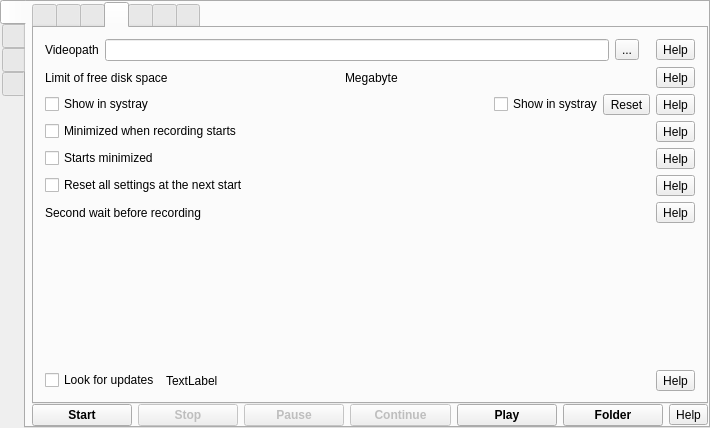
vkohaupt/vokoscreenNG, file src/formMainWindow.ui: the form before one commit.
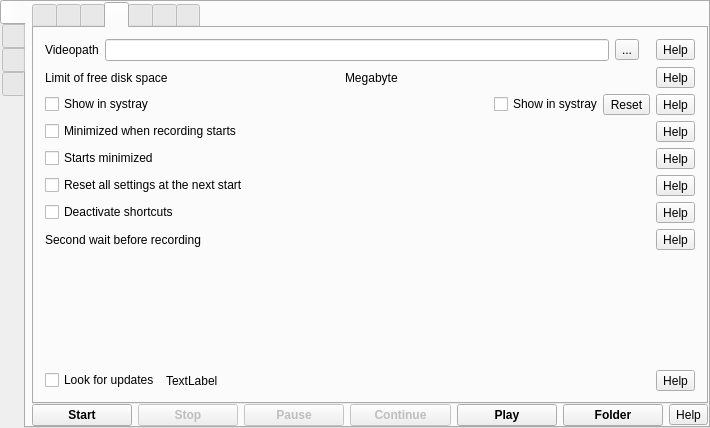
The form after the commit. The open tabs and pages were chosen to show the change. Icons and pictures are not drawn.

Commit message: Add option to deactivate shortcuts

```diff
--- a/src/formMainWindow.ui
+++ b/src/formMainWindow.ui
@@ -1197,6 +1197,24 @@
               </item>
              </layout>
             </item>
+            <item>
+             <layout class="QHBoxLayout" name="horizontalLayout_26">
+              <item>
+               <widget class="QCheckBox" name="checkBoxDeactivateShortcuts">
+                <property name="text">
+                 <string>Deactivate shortcuts</string>
+                </property>
+               </widget>
+              </item>
+              <item>
+               <widget class="QToolButton" name="help_deactivate_shortcuts">
+                <property name="text">
+                 <string notr="true">Help</string>
+                </property>
+               </widget>
+              </item>
+             </layout>
+            </item>
             <item>
              <layout class="QHBoxLayout" name="horizontalLayout_7">
               <item>
```
Left out of the diff: 14 changed lines with no effect on the pictures. The commit also changes 1 other file.
